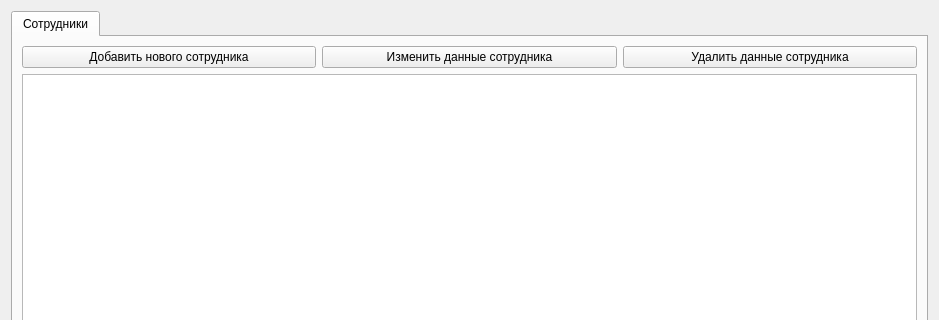
Above: ui/control_employees.ui from helifur/projectYandex before the change; both pictures show x 0 to 939 and y 0 to 320 of the 939 by 626 pixel window. Below: the same form after it.
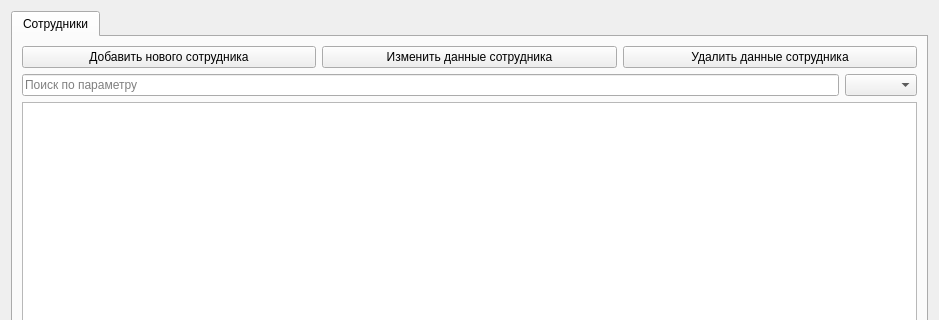
That is the form after the change. Icons and pictures are not drawn.

Diff of the .ui file:
```diff
--- a/ui/control_employees.ui
+++ b/ui/control_employees.ui
@@ -53,6 +53,26 @@
          </item>
         </layout>
        </item>
+       <item>
+        <layout class="QHBoxLayout" name="horizontalLayout_2">
+         <item>
+          <widget class="QLineEdit" name="filterEdit">
+           <property name="inputMask">
+            <string/>
+           </property>
+           <property name="text">
+            <string/>
+           </property>
+           <property name="placeholderText">
+            <string>Поиск по параметру</string>
+           </property>
+          </widget>
+         </item>
+         <item>
+          <widget class="QComboBox" name="filterBox"/>
+         </item>
+        </layout>
+       </item>
        <item>
         <widget class="QTableWidget" name="outputWorkers"/>
        </item>
```
